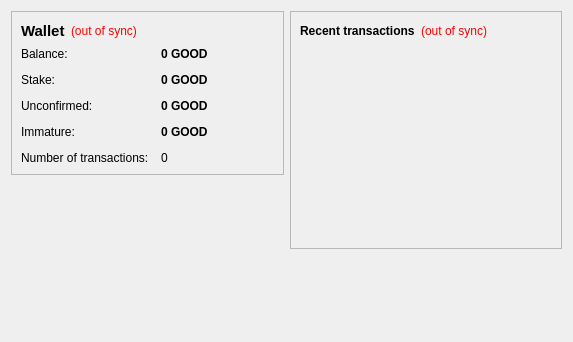
First picture: the form in src/qt/forms/overviewpage.ui, repository stolenjs/gctest, before the edit.
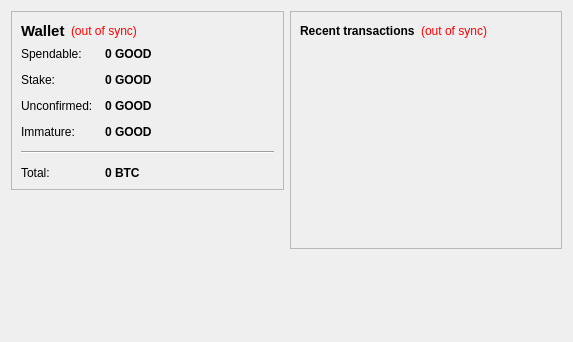
Second picture: the form after the edit. Icons and pictures are not drawn.

What changed in the file:
```diff
--- a/src/qt/forms/overviewpage.ui
+++ b/src/qt/forms/overviewpage.ui
@@ -86,7 +86,7 @@
           <item row="0" column="0">
            <widget class="QLabel" name="label">
             <property name="text">
-             <string>Balance:</string>
+             <string>Spendable:</string>
             </property>
            </widget>
           </item>
@@ -196,20 +196,39 @@
             </property>
            </widget>
           </item>
-          <item row="4" column="0">
-           <widget class="QLabel" name="label_2">
+          <item row="4" column="0" colspan="2">
+           <widget class="Line" name="line">
+            <property name="orientation">
+             <enum>Qt::Horizontal</enum>
+            </property>
+           </widget>
+          </item>
+          <item row="5" column="0">
+           <widget class="QLabel" name="labelTotalText">
             <property name="text">
-             <string>Number of transactions:</string>
+             <string>Total:</string>
             </property>
            </widget>
           </item>
-          <item row="4" column="1">
-           <widget class="QLabel" name="labelNumTransactions">
+          <item row="5" column="1">
+           <widget class="QLabel" name="labelTotal">
+            <property name="font">
+             <font>
+              <weight>75</weight>
+              <bold>true</bold>
+             </font>
+            </property>
+            <property name="cursor">
+             <cursorShape>IBeamCursor</cursorShape>
+            </property>
             <property name="toolTip">
              <string>Total number of transactions in wallet</string>
             </property>
             <property name="text">
-             <string notr="true">0</string>
+             <string notr="true">0 BTC</string>
+            </property>
+            <property name="textInteractionFlags">
+             <set>Qt::LinksAccessibleByMouse|Qt::TextSelectableByKeyboard|Qt::TextSelectableByMouse</set>
             </property>
            </widget>
           </item>
@@ -231,6 +250,25 @@
        </property>
       </spacer>
      </item>
+     <item>
+      <widget class="QLabel" name="label_6">
+       <property name="text">
+        <string/>
+       </property>
+       <property name="pixmap">
+        <pixmap resource="../bitcoin.qrc">:/images/backg</pixmap>
+       </property>
+       <property name="scaledContents">
+        <bool>false</bool>
+       </property>
+       <property name="alignment">
+        <set>Qt::AlignCenter</set>
+       </property>
+       <property name="margin">
+        <number>-2</number>
+       </property>
+      </widget>
+     </item>
     </layout>
    </item>
    <item>
```
Left out of the diff: 8 changed lines with no effect on the pictures.
